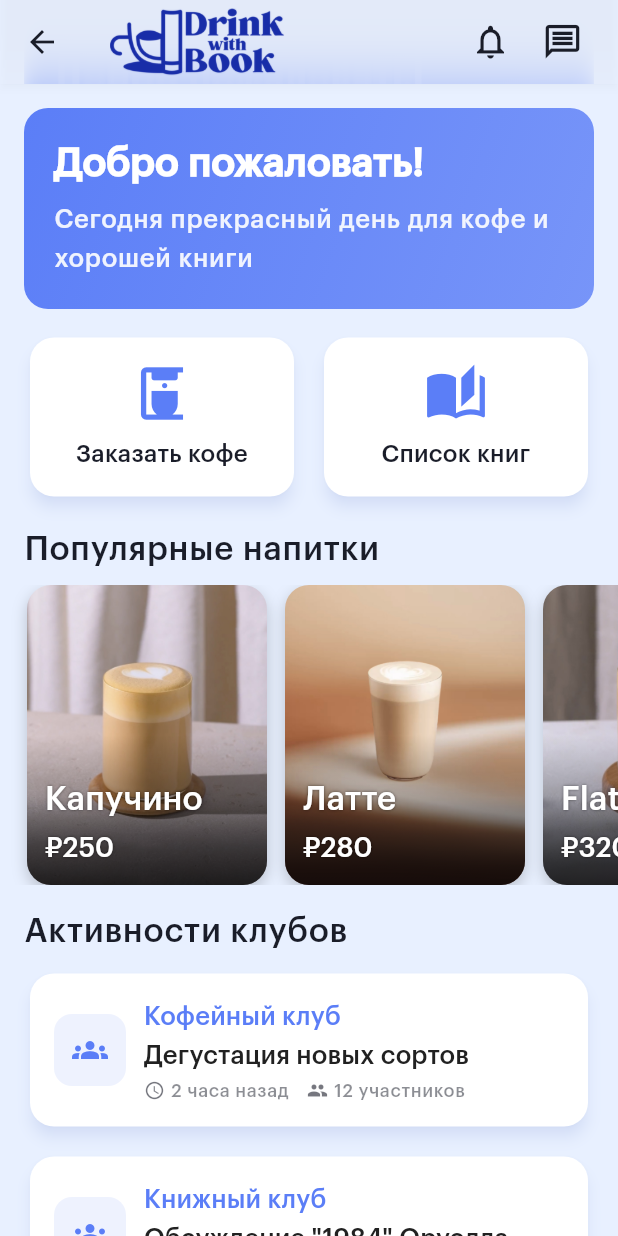
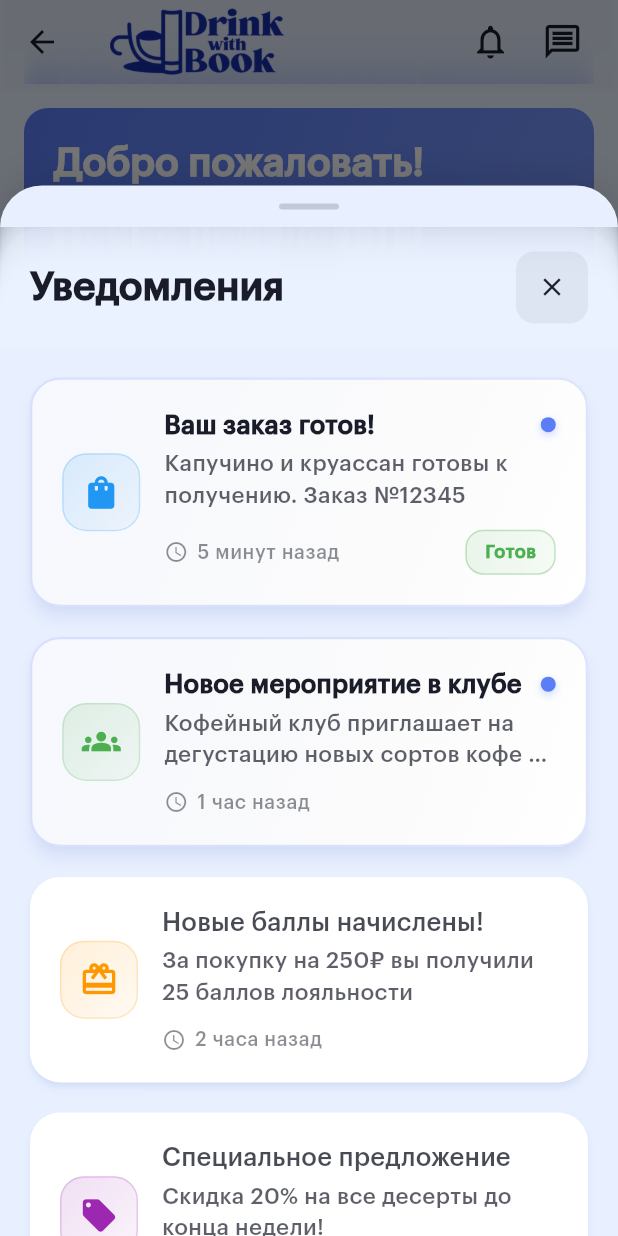
Before and after one commit to shshkiper/arbuziki, a Flutter app: the _HomeTab screen opened directly with empty values, after a tap on the "notifications" icon, on a phone screen of 412 x 824 dp. Run offline on Flutter 3.47's test engine with Material 3 defaults, Android fonts, the phone set to English and light mode, and no system bars; drawn by our look-alikes of flutter_animate; our stand-ins replace flutter_dotenv, flutter_riverpod, freezed_annotation, go_router, qr_flutter, supabase_flutter; accounts and stored records are empty.

Commit message:
+notifications

```diff
--- a/drinkwithbook/lib/presentation/pages/home/home_page.dart
+++ b/drinkwithbook/lib/presentation/pages/home/home_page.dart
@@ -6,6 +6,7 @@ import '../menu/menu_page.dart';
 import '../clubs/clubs_page.dart';
 import '../loyalty/loyalty_page.dart';
 import '../profile/profile_page.dart';
+import '../../widgets/notifications_modal.dart';
 import 'dart:ui';
 
 class HomePage extends ConsumerStatefulWidget {
@@ -37,6 +38,7 @@ class _HomePageState extends ConsumerState<HomePage> {
       curve: Curves.easeInOut,
     );
   }
+
 
   @override
   Widget build(BuildContext context) {
@@ -134,6 +136,15 @@ class _HomeTab extends StatelessWidget {
     required this.onNavigateToBooks,
   });
 
+  void _showNotificationsModal(BuildContext context) {
+    showModalBottomSheet(
+      context: context,
+      isScrollControlled: true,
+      backgroundColor: Colors.transparent,
+      builder: (context) => const NotificationsModal(),
+    );
+  }
+
   @override
   Widget build(BuildContext context) {
     final theme = Theme.of(context);
@@ -169,7 +180,7 @@ class _HomeTab extends StatelessWidget {
                 IconButton(
                   iconSize: 27,
                   icon: const Icon(Icons.notifications_outlined),
-                  onPressed: () {},
+                  onPressed: () => _showNotificationsModal(context),
                 ),
                 IconButton(
                   iconSize: 27,
--- /dev/null
+++ b/drinkwithbook/lib/presentation/widgets/notifications_modal.dart
@@ -0,0 +1,388 @@
+import 'package:flutter/material.dart';
+import 'package:flutter_animate/flutter_animate.dart';
+import 'dart:ui';
+
+class NotificationsModal extends StatelessWidget {
+  const NotificationsModal({super.key});
+
+  @override
+  Widget build(BuildContext context) {
+    final theme = Theme.of(context);
+
+    return Container(
+      height: MediaQuery.of(context).size.height * 0.85,
+      decoration: BoxDecoration(
+        color: theme.colorScheme.background,
+        borderRadius: const BorderRadius.vertical(top: Radius.circular(28)),
+        boxShadow: [
+          BoxShadow(
+            color: Colors.black.withOpacity(0.1),
+            blurRadius: 20,
+            offset: const Offset(0, -5),
+          ),
+        ],
+      ),
+      child: Column(
+        children: [
+          // Drag handle
+          Center(
+            child: Container(
+              width: 40,
+              height: 4,
+              margin: const EdgeInsets.symmetric(vertical: 12),
+              decoration: BoxDecoration(
+                color: theme.colorScheme.outline.withOpacity(0.3),
+                borderRadius: BorderRadius.circular(2),
+              ),
+            ),
+          ),
+
+          // Header with glass effect
+          ClipRect(
+            child: BackdropFilter(
+              filter: ImageFilter.blur(sigmaX: 0.0, sigmaY: 25.0),
+              child: Container(
+                padding: const EdgeInsets.symmetric(horizontal: 20, vertical: 16),
+                decoration: BoxDecoration(
+                  color: Colors.white.withOpacity(0.1),
+                  borderRadius: const BorderRadius.vertical(top: Radius.circular(28)),
+                ),
+                child: Row(
+                  children: [
+                    Text(
+                      'Уведомления',
+                      style: theme.textTheme.headlineSmall?.copyWith(
+                        fontFamily: 'G',
+                        fontSize: 26,
+                        fontWeight: FontWeight.bold,
+                        color: theme.colorScheme.onSurface,
+                      ),
+                    ),
+                    const Spacer(),
+                    Container(
+                      decoration: BoxDecoration(
+                        color: theme.colorScheme.outline.withOpacity(0.1),
+                        borderRadius: BorderRadius.circular(12),
+                      ),
+                      child: IconButton(
+                        onPressed: () => Navigator.of(context).pop(),
+                        icon: Icon(
+                          Icons.close,
+                          color: theme.colorScheme.onSurface,
+                        ),
+                        iconSize: 20,
+                      ),
+                    ),
+                  ],
+                ),
+              ),
+            ),
+          ),
+
+          // Notifications list
+          Expanded(
+            child: ListView.builder(
+              padding: const EdgeInsets.only(top: 16, left: 16, right: 16, bottom: 16),
+              itemCount: _notifications.length,
+              itemBuilder: (context, index) {
+                final notification = _notifications[index];
+                return Padding(
+                  padding: const EdgeInsets.only(bottom: 12),
+                  child: _NotificationCard(
+                    notification: notification,
+                    onTap: () => _handleNotificationTap(context, notification),
+                  ),
+                )
+                    .animate(delay: Duration(milliseconds: index * 100))
+                    .fadeIn(duration: const Duration(milliseconds: 300))
+                    .slideX(begin: 0.2, duration: const Duration(milliseconds: 300));
+              },
+            ),
+          ),
+        ],
+      ),
+    );
+  }
+
+  void _handleNotificationTap(BuildContext context, Map<String, dynamic> notification) {
+    // TODO: Handle notification tap
+    ScaffoldMessenger.of(context).showSnackBar(
+      SnackBar(
+        content: Text('Открыто: ${notification['title']}'),
+        duration: const Duration(seconds: 2),
+      ),
+    );
+  }
+}
+
+class _NotificationCard extends StatelessWidget {
+  final Map<String, dynamic> notification;
+  final VoidCallback onTap;
+
+  const _NotificationCard({
+    required this.notification,
+    required this.onTap,
+  });
+
+  @override
+  Widget build(BuildContext context) {
+    final theme = Theme.of(context);
+    final isUnread = notification['isUnread'] as bool;
+
+    return Card(
+      elevation: isUnread ? 4 : 2,
+      shape: RoundedRectangleBorder(
+        borderRadius: BorderRadius.circular(20),
+      ),
+      child: InkWell(
+        onTap: onTap,
+        borderRadius: BorderRadius.circular(20),
+        child: Container(
+          padding: const EdgeInsets.all(20),
+          decoration: BoxDecoration(
+            borderRadius: BorderRadius.circular(20),
+            border: isUnread
+                ? Border.all(color: theme.colorScheme.primary.withOpacity(0.2), width: 1.5)
+                : null,
+            gradient: isUnread
+                ? LinearGradient(
+                    begin: Alignment.topLeft,
+                    end: Alignment.bottomRight,
+                    colors: [
+                      theme.colorScheme.primary.withOpacity(0.05),
+                      Colors.transparent,
+                    ],
+                  )
+                : null,
+          ),
+          child: Row(
+            children: [
+              // Icon with enhanced styling
+              Container(
+                width: 52,
+                height: 52,
+                decoration: BoxDecoration(
+                  gradient: LinearGradient(
+                    begin: Alignment.topLeft,
+                    end: Alignment.bottomRight,
+                    colors: [
+                      _getNotificationColor(notification['type']).withOpacity(0.15),
+                      _getNotificationColor(notification['type']).withOpacity(0.05),
+                    ],
+                  ),
+                  borderRadius: BorderRadius.circular(16),
+                  border: Border.all(
+                    color: _getNotificationColor(notification['type']).withOpacity(0.2),
+                    width: 1,
+                  ),
+                ),
+                child: Icon(
+                  _getNotificationIcon(notification['type']),
+                  color: _getNotificationColor(notification['type']),
+                  size: 26,
+                ),
+              ),
+
+              const SizedBox(width: 16),
+
+              // Content with enhanced styling
+              Expanded(
+                child: Column(
+                  crossAxisAlignment: CrossAxisAlignment.start,
+                  children: [
+                    Row(
+                      children: [
+                        Expanded(
+                          child: Text(
+                            notification['title'],
+                            style: theme.textTheme.titleMedium?.copyWith(
+                              fontFamily: 'G',
+                              fontSize: 17,
+                              fontWeight: isUnread ? FontWeight.w700 : FontWeight.w600,
+                              color: isUnread ? theme.colorScheme.onSurface : theme.colorScheme.onSurface.withOpacity(0.8),
+                              height: 1.2,
+                            ),
+                            maxLines: 1,
+                            overflow: TextOverflow.ellipsis,
+                          ),
+                        ),
+                        if (isUnread)
+                          Container(
+                            width: 10,
+                            height: 10,
+                            decoration: BoxDecoration(
+                              color: theme.colorScheme.primary,
+                              borderRadius: BorderRadius.circular(5),
+                              boxShadow: [
+                                BoxShadow(
+                                  color: theme.colorScheme.primary.withOpacity(0.3),
+                                  blurRadius: 4,
+                                  offset: const Offset(0, 2),
+                                ),
+                              ],
+                            ),
+                          ),
+                      ],
+                    ),
+                    const SizedBox(height: 6),
+                    Text(
+                      notification['message'],
+                      style: theme.textTheme.bodyMedium?.copyWith(
+                        fontFamily: 'G',
+                        fontSize: 15,
+                        color: theme.colorScheme.onSurface.withOpacity(0.7),
+                        height: 1.4,
+                        fontWeight: FontWeight.w400,
+                      ),
+                      maxLines: 2,
+                      overflow: TextOverflow.ellipsis,
+                    ),
+                    const SizedBox(height: 12),
+                    Row(
+                      children: [
+                        Icon(
+                          Icons.access_time,
+                          size: 16,
+                          color: theme.colorScheme.onSurface.withOpacity(0.5),
+                        ),
+                        const SizedBox(width: 6),
+                        Text(
+                          notification['time'],
+                          style: theme.textTheme.bodySmall?.copyWith(
+                            fontFamily: 'G',
+                            fontSize: 13,
+                            color: theme.colorScheme.onSurface.withOpacity(0.5),
+                            fontWeight: FontWeight.w500,
+                          ),
+                        ),
+                        const Spacer(),
+                        if (notification['type'] == 'order')
+                          Container(
+                            padding: const EdgeInsets.symmetric(horizontal: 12, vertical: 6),
+                            decoration: BoxDecoration(
+                              gradient: LinearGradient(
+                                colors: [
+                                  _getStatusColor(notification['status']).withOpacity(0.1),
+                                  _getStatusColor(notification['status']).withOpacity(0.05),
+                                ],
+                              ),
+                              borderRadius: BorderRadius.circular(12),
+                              border: Border.all(
+                                color: _getStatusColor(notification['status']).withOpacity(0.3),
+                                width: 1,
+                              ),
+                            ),
+                            child: Text(
+                              notification['status'],
+                              style: theme.textTheme.bodySmall?.copyWith(
+                                fontFamily: 'G',
+                                fontSize: 12,
+                                color: _getStatusColor(notification['status']),
+                                fontWeight: FontWeight.w700,
+                              ),
+                            ),
+                          ),
+                      ],
+                    ),
+                  ],
+                ),
+              ),
+            ],
+          ),
+        ),
+      ),
+    );
+  }
+
+  IconData _getNotificationIcon(String type) {
+    switch (type) {
+      case 'order':
+        return Icons.shopping_bag;
+      case 'club':
+        return Icons.groups;
+      case 'loyalty':
+        return Icons.card_giftcard;
+      case 'promotion':
+        return Icons.local_offer;
+      default:
+        return Icons.notifications;
+    }
+  }
+
+  Color _getNotificationColor(String type) {
+    switch (type) {
+      case 'order':
+        return Colors.blue;
+      case 'club':
+        return Colors.green;
+      case 'loyalty':
+        return Colors.orange;
+      case 'promotion':
+        return Colors.purple;
+      default:
+        return Colors.grey;
+    }
+  }
+
+  Color _getStatusColor(String status) {
+    switch (status) {
+      case 'Готов':
+        return Colors.green;
+      case 'Готовится':
+        return Colors.orange;
+      case 'Отменен':
+        return Colors.red;
+      default:
+        return Colors.grey;
+    }
+  }
+}
+
+// Данные для примера
+final _notifications = [
+  {
+    'id': '1',
+    'type': 'order',
+    'title': 'Ваш заказ готов!',
+    'message': 'Капучино и круассан готовы к получению. Заказ №12345',
+    'time': '5 минут назад',
+    'isUnread': true,
+    'status': 'Готов',
+  },
+  {
+    'id': '2',
+    'type': 'club',
+    'title': 'Новое мероприятие в клубе',
+    'message': 'Кофейный клуб приглашает на дегустацию новых сортов кофе завтра в 18:00',
+    'time': '1 час назад',
+    'isUnread': true,
+    'status': null,
+  },
+  {
+    'id': '3',
+    'type': 'loyalty',
+    'title': 'Новые баллы начислены!',
+    'message': 'За покупку на 250₽ вы получили 25 баллов лояльности',
+    'time': '2 часа назад',
+    'isUnread': false,
+    'status': null,
+  },
+  {
+    'id': '4',
+    'type': 'promotion',
+    'title': 'Специальное предложение',
+    'message': 'Скидка 20% на все десерты до конца недели!',
+    'time': '1 день назад',
+    'isUnread': false,
+    'status': null,
+  },
+  {
+    'id': '5',
+    'type': 'order',
+    'title': 'Заказ отменен',
+    'message': 'Ваш заказ №12340 был отменен. Средства вернутся в течение 24 часов',
+    'time': '2 дня назад',
+    'isUnread': false,
+    'status': 'Отменен',
+  },
+];
```
